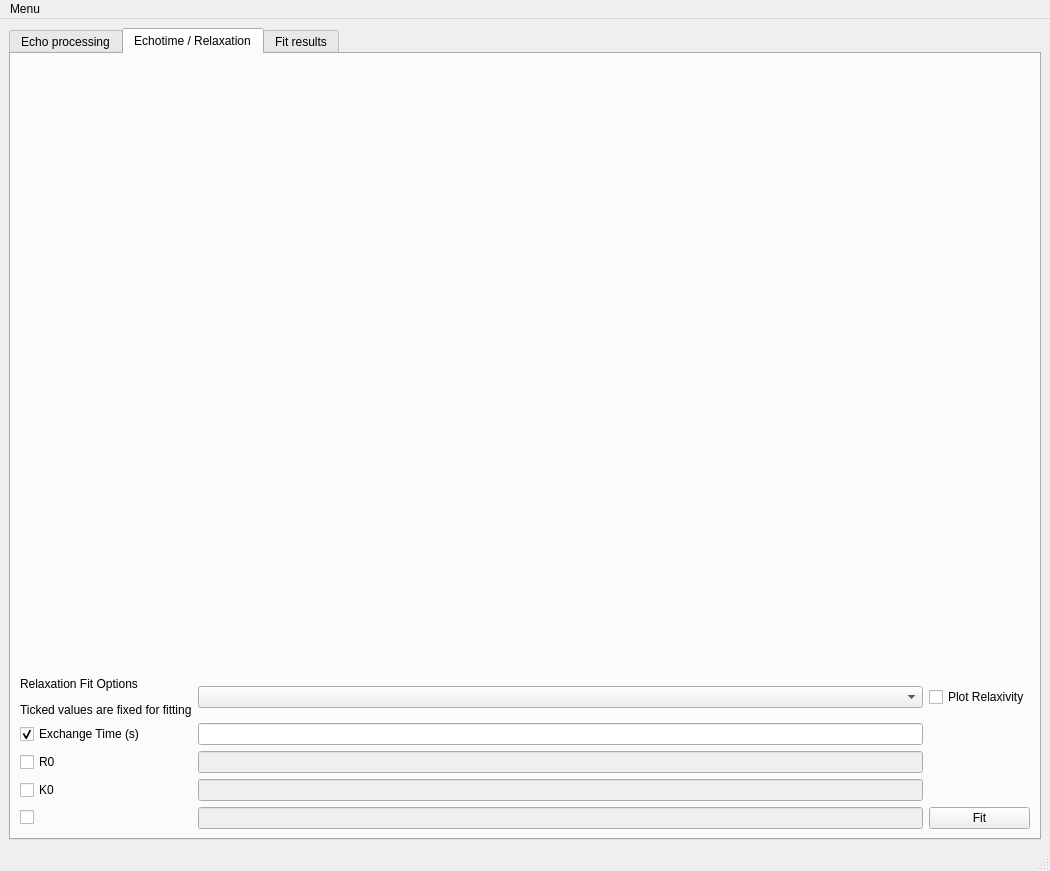
Before: the Qt Designer form mainWindow.ui in diont17/processCPMG-vT, drawn with Qt 5.
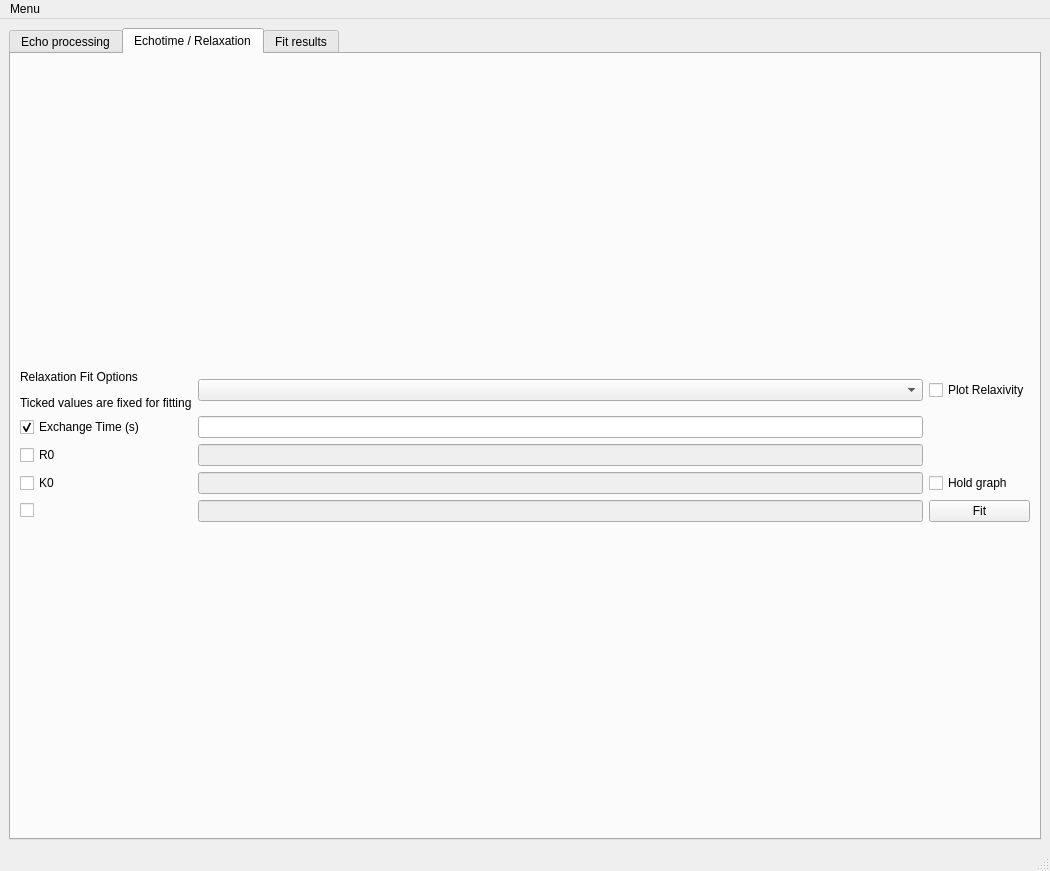
After: the same form once the commit is applied. The open tabs and pages were chosen to show the change.

What changed in the file:
```diff
--- a/mainWindow.ui
+++ b/mainWindow.ui
@@ -195,14 +195,11 @@
        <layout class="QGridLayout" name="gridLayout">
         <item row="0" column="0">
          <layout class="QVBoxLayout" name="t3_vlayout">
-          <item>
-           <widget class="QWidget" name="plot2Nav" native="true"/>
-          </item>
-          <item>
-           <widget class="QWidget" name="canvas2" native="true"/>
-          </item>
           <item>
            <layout class="QGridLayout" name="gridLayout_2">
+            <property name="sizeConstraint">
+             <enum>QLayout::SetFixedSize</enum>
+            </property>
             <item row="2" column="0">
              <widget class="QCheckBox" name="chkRxP1">
               <property name="text">
@@ -286,6 +283,13 @@
             <item row="0" column="1">
              <widget class="QComboBox" name="cmbRelaxFitType"/>
             </item>
+            <item row="3" column="2">
+             <widget class="QCheckBox" name="chkHoldRelaxationGraph">
+              <property name="text">
+               <string>Hold graph</string>
+              </property>
+             </widget>
+            </item>
            </layout>
           </item>
          </layout>
```
Left out of the diff: 8 changed lines with no effect on the pictures.
